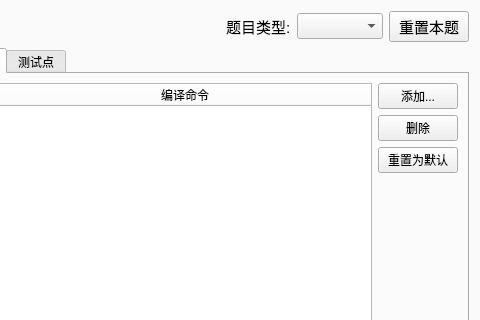
Above: src/forms/advancedconfiguredialog.ui from sxyzccr/CCR-Plus before the change; both pictures show x 220 to 700 and y 0 to 320 of the 700 by 620 pixel window. Below: the same form after it.
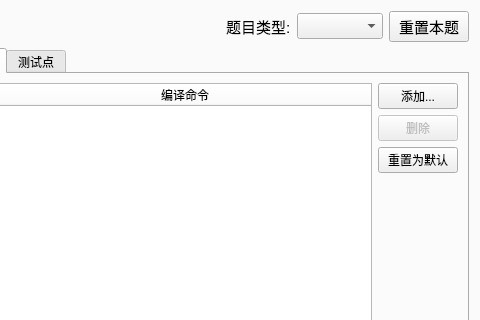
That is the form after the change. The open tabs and pages were chosen to show the change.

The edit to the form file:
```diff
--- a/src/forms/advancedconfiguredialog.ui
+++ b/src/forms/advancedconfiguredialog.ui
@@ -496,6 +496,12 @@
        </item>
        <item row="1" column="1">
         <widget class="QPushButton" name="pushButton_removeCompiler">
+         <property name="enabled">
+          <bool>false</bool>
+         </property>
+         <property name="focusPolicy">
+          <enum>Qt::TabFocus</enum>
+         </property>
          <property name="text">
           <string>删除</string>
          </property>
```
Left out of the diff: 37 changed lines with no effect on the pictures.
